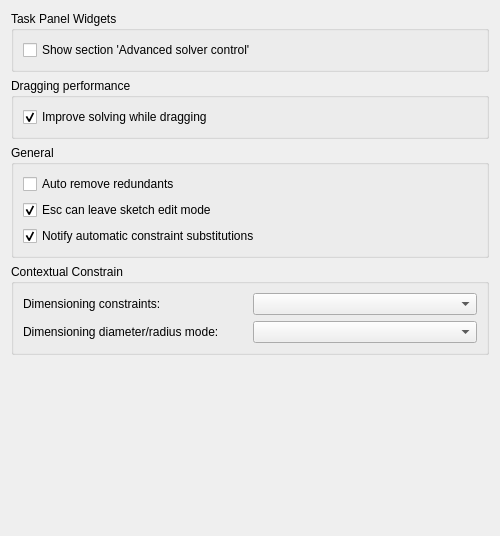
Above: src/Mod/Sketcher/Gui/SketcherSettings.ui from southseact-3d/fcd before the change. Below: the same form after it.
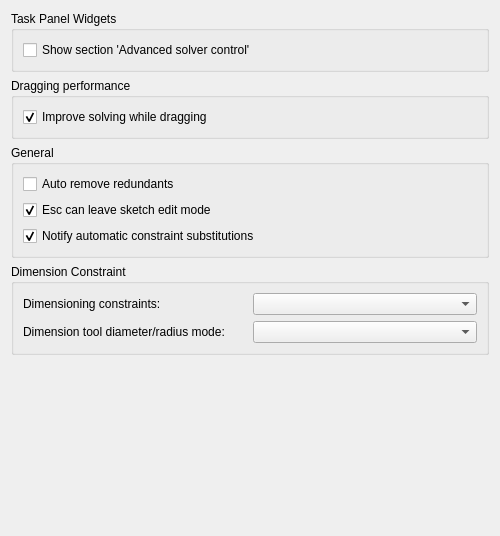
That is the form after the change. Custom widgets are drawn as their Qt base class.

Commit message: Change the name to 'Dimension' instead of 'Constrain Contextual'

What changed in the file:
```diff
--- a/src/Mod/Sketcher/Gui/SketcherSettings.ui
+++ b/src/Mod/Sketcher/Gui/SketcherSettings.ui
@@ -171,7 +171,7 @@
       </sizepolicy>
      </property>
      <property name="title">
-      <string>Contextual Constrain</string>
+      <string>Dimension Constraint</string>
      </property>
      <layout class="QGridLayout" name="gridLayout_general">
       <item row="0" column="0">
@@ -195,7 +195,7 @@
       <item row="1" column="0">
        <widget class="QLabel" name="radiusDiameterLabel">
         <property name="text">
-         <string>Dimensioning diameter/radius mode:</string>
+         <string>Dimension tool diameter/radius mode:</string>
         </property>
        </widget>
       </item>
```
Left out of the diff: 6 changed lines with no effect on the pictures. The commit also changes 5 other files.
